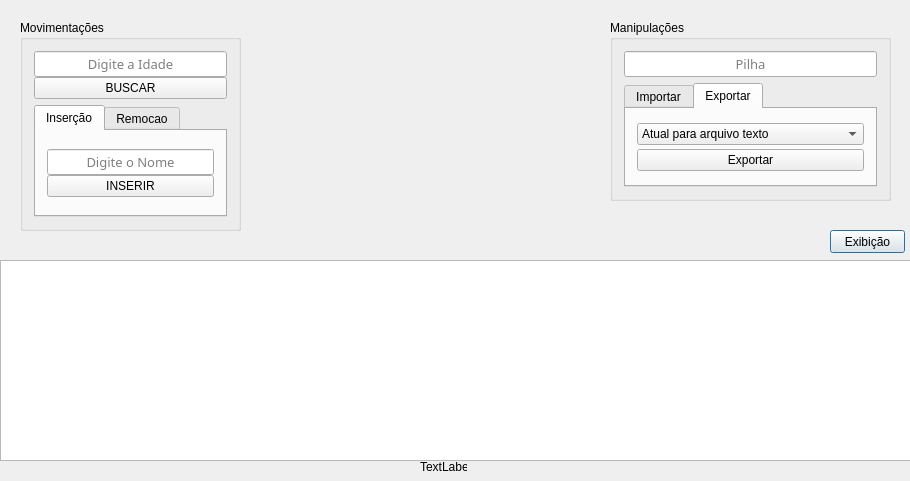
jeymsson/Plotar-Arvore, file dialog.ui: the form before one commit.
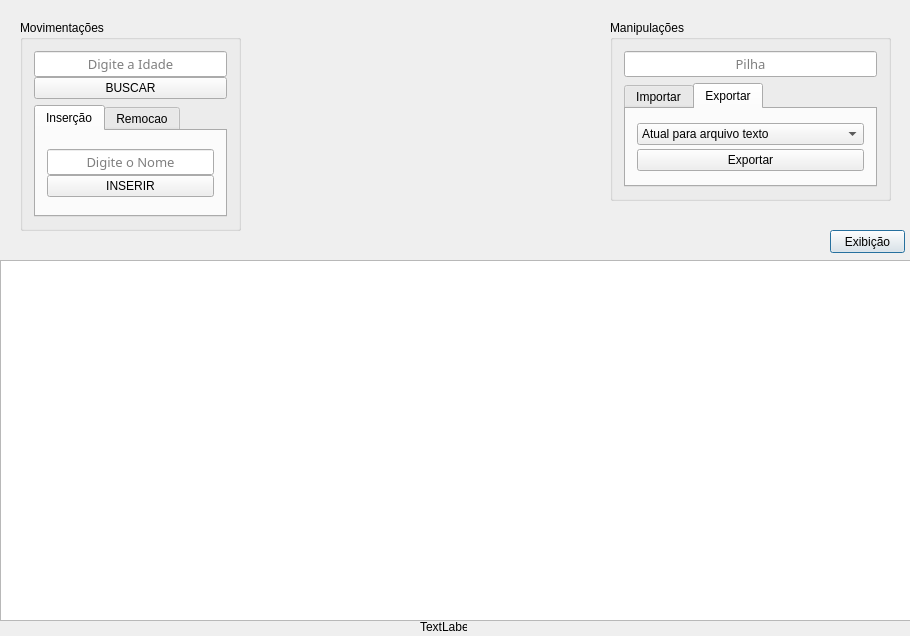
The form after the commit. The open tabs and pages were chosen to show the change.

```diff
--- a/dialog.ui
+++ b/dialog.ui
@@ -7,7 +7,7 @@
     <x>0</x>
     <y>0</y>
     <width>910</width>
-    <height>481</height>
+    <height>636</height>
    </rect>
   </property>
   <property name="windowTitle">
@@ -19,7 +19,7 @@
      <x>0</x>
      <y>260</y>
      <width>911</width>
-     <height>201</height>
+     <height>361</height>
     </rect>
    </property>
   </widget>
@@ -27,7 +27,7 @@
    <property name="geometry">
     <rect>
      <x>420</x>
-     <y>460</y>
+     <y>620</y>
      <width>47</width>
      <height>13</height>
     </rect>
```
Left out of the diff: 2 changed lines with no effect on the pictures.
